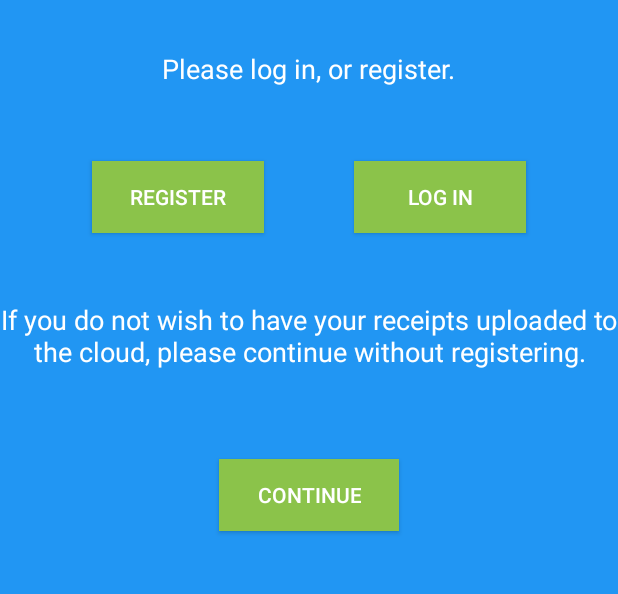
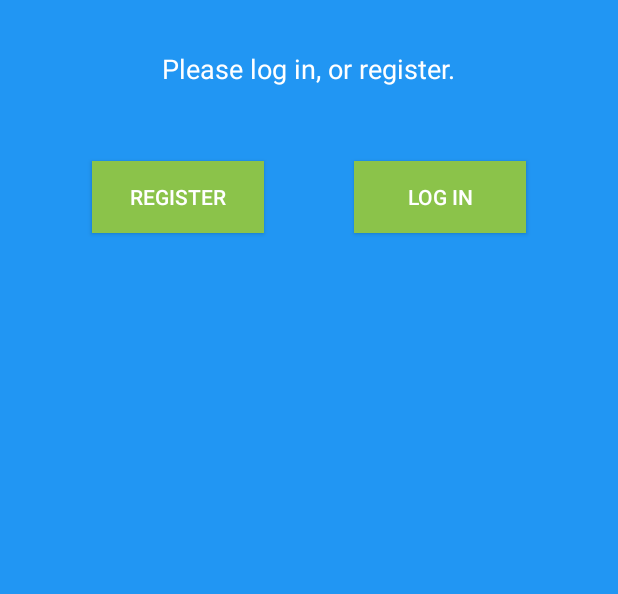
Before and after one commit to TastyTaco/ReceiptManager-master, an Android app: the screen it shows after launch (WelcomeActivity), on a phone screen of 412 x 824 dp, the part 89-683 px from its top. Run offline under Robolectric (Android 15) with nearby library versions, the phone set to English and light mode, and no system bars.

```diff
--- a/app/src/main/AndroidManifest.xml
+++ b/app/src/main/AndroidManifest.xml
@@ -2,7 +2,7 @@
 <manifest xmlns:android="http://schemas.android.com/apk/res/android"
     package="com.example.luke.receiptmanager"
     android:screenOrientation="portrait" >
-
+    <uses-sdk android:minSdkVersion="11"></uses-sdk>
     <!-- Permissions -->
     <!-- Required for Firebase -->
     <uses-permission android:name="android.permission.INTERNET" />
--- a/app/src/main/java/com/example/luke/receiptmanager/ReceiptManager.java
+++ b/app/src/main/java/com/example/luke/receiptmanager/ReceiptManager.java
@@ -93,6 +93,12 @@ public class ReceiptManager {
     }
 
     public void addReceipt(String title, String category, String photo, String amountSpent) {
+        //Add the category if it doesn't already exist, bit of a shortcut for being able to add a category from the add receipt page.
+        if (!categories.contains(category)){
+            categories.add(category);
+            firebaseWrapper.saveCategories(categories);
+        }
+
         Receipt receipt = new Receipt(maxId, title, category, photo, amountSpent);
 
         if (receipts == null)
--- a/app/src/main/java/com/example/luke/receiptmanager/WelcomeActivity.java
+++ b/app/src/main/java/com/example/luke/receiptmanager/WelcomeActivity.java
@@ -31,15 +31,6 @@ public class WelcomeActivity extends Activity {
                 startActivity(intent);
             }
         });
-
-        Button btnContinue = (Button)findViewById(R.id.btnContinue);
-        btnContinue.setOnClickListener(new View.OnClickListener() {
-            @Override
-            public void onClick(View view) {
-                Intent intent = new Intent(WelcomeActivity.this, HomeActivity.class);
-                startActivity(intent);
-            }
-        });
     }
 
     /*
--- a/app/src/main/res/layout/activity_welcome.xml
+++ b/app/src/main/res/layout/activity_welcome.xml
@@ -54,29 +54,4 @@
         android:layout_alignRight="@+id/textView6"
         android:layout_alignEnd="@+id/textView6" />
 
-    <TextView
-        android:layout_width="fill_parent"
-        android:layout_height="wrap_content"
-        android:textAppearance="?android:attr/textAppearanceMedium"
-        android:text="If you do not wish to have your receipts uploaded to the cloud, please continue without registering."
-        android:id="@+id/textView8"
-        android:layout_marginTop="45dp"
-        android:textColor="#ffffff"
-        android:textAlignment="center"
-        android:gravity="center"
-        android:layout_below="@+id/btnWelcomeRegister"
-        android:layout_centerHorizontal="true" />
-
-    <Button
-        android:layout_width="wrap_content"
-        android:layout_height="wrap_content"
-        android:text="Continue"
-        android:id="@+id/btnContinue"
-        android:layout_marginTop="59dp"
-        android:background="#8BC34A"
-        android:textColor="#ffffff"
-        android:paddingLeft="25dp"
-        android:paddingRight="25dp"
-        android:layout_below="@+id/textView8"
-        android:layout_centerHorizontal="true" />
 </RelativeLayout>
```
Also changed, not shown: app/src/main/java/com/example/luke/receiptmanager/AddCategories.java (+30 -3 lines), app/src/main/java/com/example/luke/receiptmanager/AddReceipt.java (+47 -16 lines), app/src/main/java/com/example/luke/receiptmanager/ExpandableListAdapter.java (+8 -1 lines), app/src/main/res/layout/activity_add_receipt.xml (+11 -4 lines), app/src/main/res/values/strings.xml (+1 -10 lines), app/src/main/green_plus-web.png (added), app/src/main/res/greenplus.png (added), app/src/main/res/mipmap-hdpi/green_plus.png (added), app/src/main/res/mipmap-mdpi/green_plus.png (added), app/src/main/res/mipmap-xhdpi/green_plus.png (added), app/src/main/res/mipmap-xxhdpi/green_plus.png (added), app/src/main/res/mipmap-xxxhdpi/green_plus.png (added).
